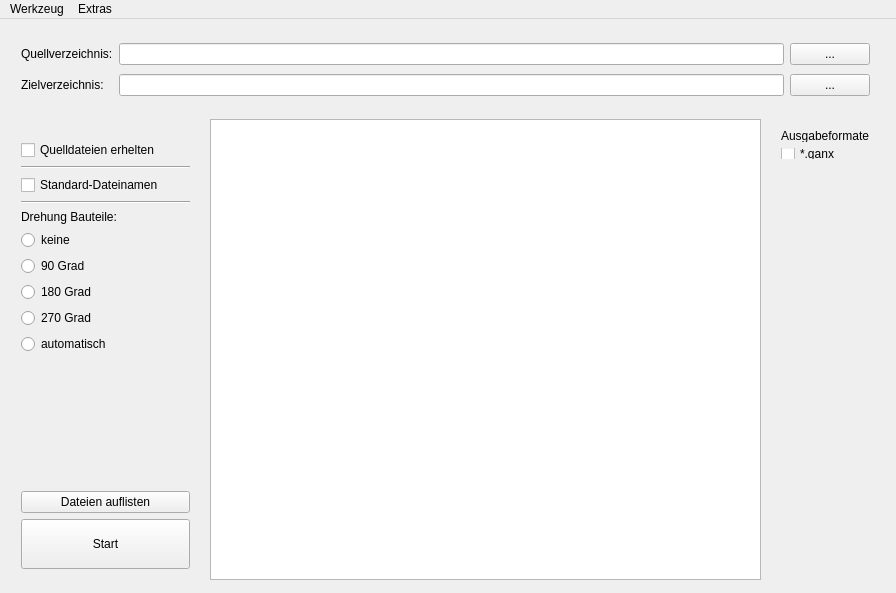
First picture: the form in mainwindow.ui, repository TischlerWilly/postprozessor, before the edit.
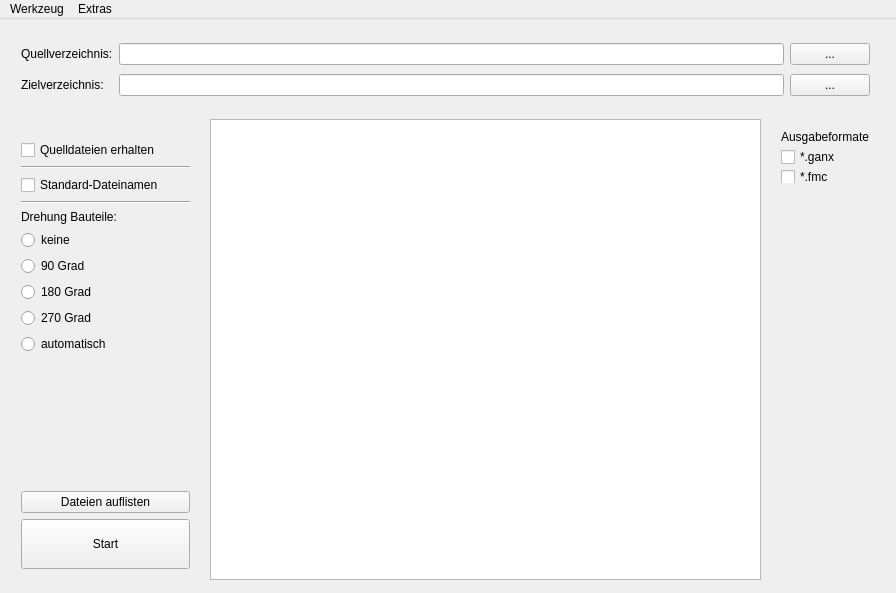
Second picture: the form after the edit.

What changed in the file:
```diff
--- a/mainwindow.ui
+++ b/mainwindow.ui
@@ -86,7 +86,7 @@
      <item>
       <widget class="QCheckBox" name="checkBox_quelldat_erhalt">
        <property name="text">
-        <string>Quelldateien erhelten</string>
+        <string>Quelldateien erhalten</string>
        </property>
       </widget>
      </item>
@@ -197,7 +197,7 @@
       <x>770</x>
       <y>100</y>
       <width>111</width>
-      <height>51</height>
+      <height>75</height>
      </rect>
     </property>
     <layout class="QVBoxLayout" name="verticalLayout_2">
@@ -215,6 +215,13 @@
        </property>
       </widget>
      </item>
+     <item>
+      <widget class="QCheckBox" name="checkBox_af_fmc">
+       <property name="text">
+        <string>*.fmc</string>
+       </property>
+      </widget>
+     </item>
     </layout>
    </widget>
   </widget>
```
Left out of the diff: 6 changed lines with no effect on the pictures.
